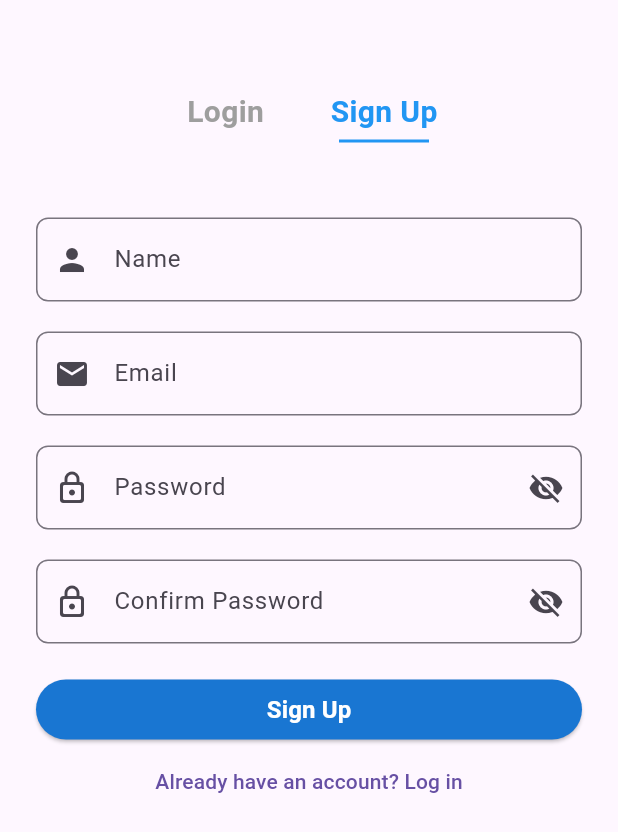
After one commit to raokaif/carpooling-app, a Flutter app: the Auth screen opened directly, after a tap on "Sign Up", on a phone screen of 412 x 824 dp. The commit adds this screen. Shown: the top 832 px of the screen. Run offline on Flutter 3.47's test engine with Material 3 defaults, Android fonts, the phone set to English and light mode, and no system bars.

Commit message:
Ui completed

```diff
--- a/lib/screens/auth.dart
+++ b/lib/screens/auth.dart
@@ -1,10 +1,99 @@
+import 'package:carpooling_app/screens/login.dart';
+import 'package:carpooling_app/screens/signup.dart';
 import 'package:flutter/material.dart';
 
-class Auth extends StatelessWidget {
+class Auth extends StatefulWidget {
   const Auth({super.key});
 
   @override
+  State<Auth> createState() => _AuthState();
+}
+
+class _AuthState extends State<Auth> {
+  final PageController _pageController = PageController();
+  int _currentIndex = 0;
+  void _animateToPage(int index) {
+    _pageController.animateToPage(
+      index,
+      duration: Duration(milliseconds: 300),
+      curve: Curves.easeInOut,
+    );
+    setState(() {
+      _currentIndex = index;
+    });
+  }
+
+  @override
   Widget build(BuildContext context) {
-    return const Placeholder();
+    final isLogin = _currentIndex == 0;
+
+    return Scaffold(
+      body: Column(
+        children: [
+          SizedBox(height: 60),
+          // Login / Signup switch with underline
+          Row(
+            mainAxisAlignment: MainAxisAlignment.center,
+            children: [
+              GestureDetector(
+                onTap: () => _animateToPage(0),
+                child: Column(
+                  children: [
+                    Text(
+                      "Login",
+                      style: TextStyle(
+                        fontSize: 20,
+                        fontWeight: FontWeight.bold,
+                        color: isLogin ? Colors.blue : Colors.grey,
+                      ),
+                    ),
+                    SizedBox(height: 4),
+                    Container(
+                      height: 2,
+                      width: 60,
+                      color: isLogin ? Colors.blue : Colors.transparent,
+                    ),
+                  ],
+                ),
+              ),
+              SizedBox(width: 40),
+              GestureDetector(
+                onTap: () => _animateToPage(1),
+                child: Column(
+                  children: [
+                    Text(
+                      "Sign Up",
+                      style: TextStyle(
+                        fontSize: 20,
+                        fontWeight: FontWeight.bold,
+                        color: !isLogin ? Colors.blue : Colors.grey,
+                      ),
+                    ),
+                    SizedBox(height: 4),
+                    Container(
+                      height: 2,
+                      width: 60,
+                      color: !isLogin ? Colors.blue : Colors.transparent,
+                    ),
+                  ],
+                ),
+              ),
+            ],
+          ),
+
+          SizedBox(
+            height: 500,
+            child: PageView(
+              controller: _pageController,
+              onPageChanged: (index) => setState(() => _currentIndex = index),
+              children: [
+                LoginPage(onSignUpTap: () => _animateToPage(1)),
+                SignUpPage(onLoginTap: () => _animateToPage(0)),
+              ],
+            ),
+          ),
+        ],
+      ),
+    );
   }
 }
--- /dev/null
+++ b/lib/screens/login.dart
@@ -0,0 +1,83 @@
+import 'package:flutter/material.dart';
+
+class LoginPage extends StatefulWidget {
+  final VoidCallback onSignUpTap;
+
+  const LoginPage({super.key, required this.onSignUpTap});
+
+  @override
+  State<LoginPage> createState() => _LoginPageState();
+}
+
+class _LoginPageState extends State<LoginPage> {
+  final border = OutlineInputBorder(
+    borderRadius: BorderRadius.all(Radius.circular(8)),
+    borderSide: const BorderSide(color: Color.fromRGBO(208, 206, 206, 1)),
+  );
+  bool _isPasswordVisible = true;
+  @override
+  Widget build(BuildContext context) {
+    return Center(
+      child: Padding(
+        padding: EdgeInsets.symmetric(horizontal: 24.0),
+        child: Column(
+          mainAxisAlignment: MainAxisAlignment.center,
+          children: [
+            TextField(
+              decoration: InputDecoration(
+                labelText: 'Email',
+                hintText: 'Enter your Email',
+                prefixIcon: Icon(Icons.mail),
+                border: border,
+              ),
+            ),
+            SizedBox(height: 20),
+            TextField(
+              obscureText: _isPasswordVisible,
+              decoration: InputDecoration(
+                labelText: 'Password',
+                hintText: 'Enter your Password',
+                prefixIcon: Icon(Icons.lock_outline_rounded),
+                border: border,
+                suffixIcon: IconButton(
+                  icon: Icon(
+                    _isPasswordVisible
+                        ? Icons.visibility_off
+                        : Icons.visibility,
+                  ),
+                  onPressed: () {
+                    setState(() {
+                      _isPasswordVisible = !_isPasswordVisible;
+                    });
+                  },
+                ),
+              ),
+            ),
+            SizedBox(height: 20),
+            SizedBox(
+              width: double.infinity,
+              child: ElevatedButton(
+                style: ElevatedButton.styleFrom(
+                  backgroundColor: Colors.blue[700],
+                ),
+                onPressed: () {},
+                child: Text(
+                  'Log in ',
+                  style: TextStyle(
+                    fontSize: 16,
+                    fontWeight: FontWeight.bold,
+                    color: Colors.white,
+                  ),
+                ),
+              ),
+            ),
+            TextButton(
+              onPressed: widget.onSignUpTap,
+              child: Text("Don't have an account? Sign up"),
+            ),
+          ],
+        ),
+      ),
+    );
+  }
+}
--- /dev/null
+++ b/lib/screens/signup.dart
@@ -0,0 +1,116 @@
+import 'package:flutter/material.dart';
+
+class SignUpPage extends StatefulWidget {
+  final VoidCallback onLoginTap;
+
+  const SignUpPage({super.key, required this.onLoginTap});
+
+  @override
+  State<SignUpPage> createState() => _SignUpPageState();
+}
+
+class _SignUpPageState extends State<SignUpPage> {
+  final border = OutlineInputBorder(
+    borderRadius: BorderRadius.all(Radius.circular(8)),
+    borderSide: const BorderSide(color: Color.fromRGBO(208, 206, 206, 1)),
+  );
+  bool _isPasswordVisible = true;
+  @override
+  Widget build(BuildContext context) {
+    return Center(
+      child: Padding(
+        padding: EdgeInsets.symmetric(horizontal: 24.0),
+        child: Column(
+          mainAxisAlignment: MainAxisAlignment.center,
+          children: [
+            TextField(
+              decoration: InputDecoration(
+                labelText: 'Name',
+                hintText: 'Enter your Name',
+                prefixIcon: Icon(Icons.person),
+                border: border,
+              ),
+            ),
+            SizedBox(height: 20),
+            TextField(
+              decoration: InputDecoration(
+                labelText: 'Email',
+                hintText: 'Enter your Email',
+                prefixIcon: Icon(Icons.mail),
+                border: border,
+              ),
+            ),
+            SizedBox(height: 20),
+
+            TextField(
+              obscureText: _isPasswordVisible,
+              decoration: InputDecoration(
+                labelText: 'Password',
+                hintText: 'Enter your Password',
+                prefixIcon: Icon(Icons.lock_outline_rounded),
+                border: border,
+                suffixIcon: IconButton(
+                  icon: Icon(
+                    _isPasswordVisible
+                        ? Icons.visibility_off
+                        : Icons.visibility,
+                  ),
+                  onPressed: () {
+                    setState(() {
+                      _isPasswordVisible = !_isPasswordVisible;
+                    });
+                  },
+                ),
+              ),
+            ),
+            SizedBox(height: 20),
+            TextField(
+              obscureText: _isPasswordVisible,
+              decoration: InputDecoration(
+                labelText: 'Confirm Password',
+                hintText: 'Enter your Password',
+                prefixIcon: Icon(Icons.lock_outline_rounded),
+                border: border,
+                suffixIcon: IconButton(
+                  icon: Icon(
+                    _isPasswordVisible
+                        ? Icons.visibility_off
+                        : Icons.visibility,
+                  ),
+                  onPressed: () {
+                    setState(() {
+                      _isPasswordVisible = !_isPasswordVisible;
+                    });
+                  },
+                ),
+              ),
+            ),
+            SizedBox(height: 20),
+
+            SizedBox(
+              width: double.infinity,
+              child: ElevatedButton(
+                style: ElevatedButton.styleFrom(
+                  backgroundColor: Colors.blue[700],
+                ),
+                onPressed: () {},
+                child: Text(
+                  'Sign Up',
+                  style: TextStyle(
+                    fontSize: 16,
+                    fontWeight: FontWeight.bold,
+                    color: Colors.white,
+                  ),
+                ),
+              ),
+            ),
+            TextButton(
+              onPressed: widget.onLoginTap,
+              child: Text("Already have an account? Log in"),
+            ),
+          ],
+        ),
+      ),
+    );
+  }
+}
```
